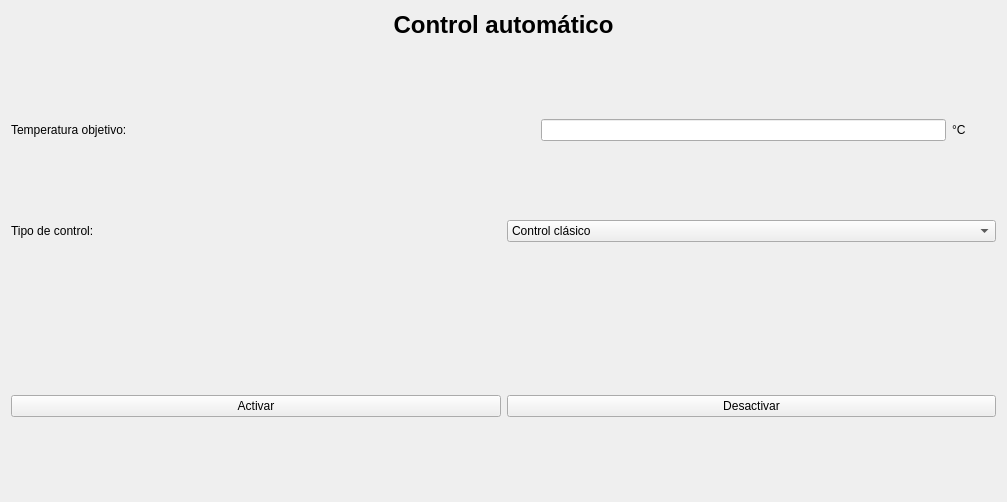
Old version of the form src/view/automatic_control_tab_view.ui in the repository martincrxz/induction-heater-software.
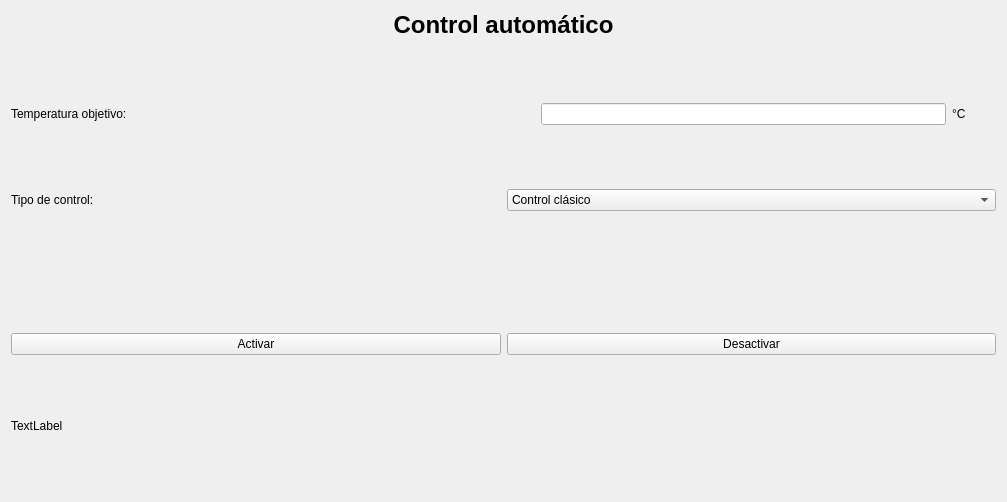
New version of the form.

Commit message: agregado de validadores para la configuración de los parámetros de control

Diff of the .ui file:
```diff
--- a/src/view/automatic_control_tab_view.ui
+++ b/src/view/automatic_control_tab_view.ui
@@ -193,6 +193,26 @@
        </property>
       </spacer>
      </item>
+     <item>
+      <widget class="QLabel" name="warningLabel">
+       <property name="text">
+        <string>TextLabel</string>
+       </property>
+      </widget>
+     </item>
+     <item>
+      <spacer name="verticalSpacer_6">
+       <property name="orientation">
+        <enum>Qt::Vertical</enum>
+       </property>
+       <property name="sizeHint" stdset="0">
+        <size>
+         <width>20</width>
+         <height>40</height>
+        </size>
+       </property>
+      </spacer>
+     </item>
     </layout>
    </item>
   </layout>
```
The commit also changes 12 other files.
